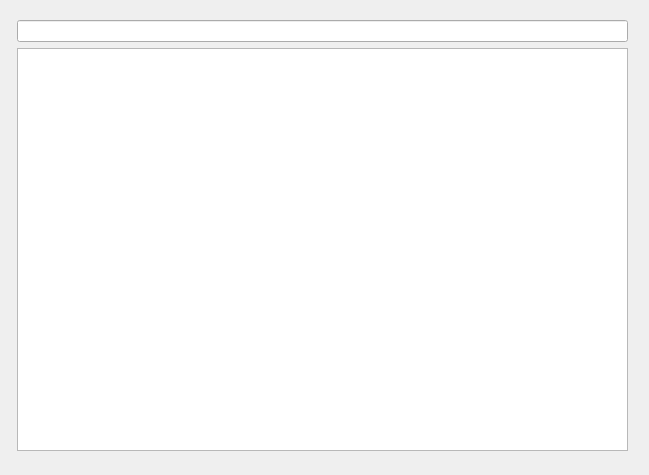
Qt form GUI/mctdhTree.ui (pietiep/Qt-with-Python) before a commit.
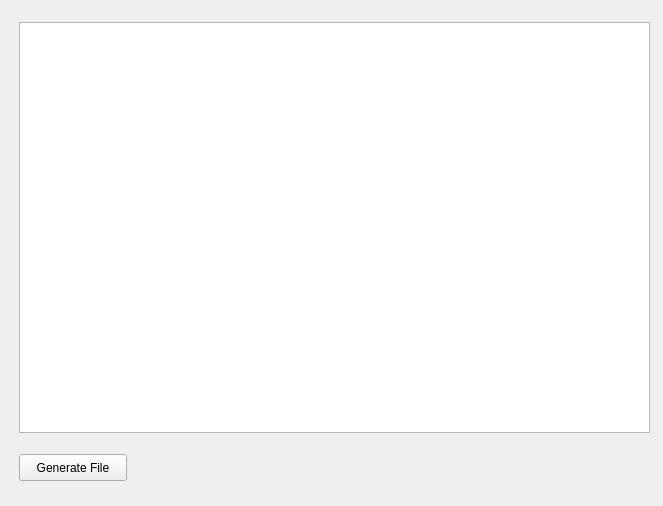
The same form after that commit.

Commit message: Output file generated by GUI

```diff
--- a/GUI/mctdhTree.ui
+++ b/GUI/mctdhTree.ui
@@ -6,31 +6,36 @@
    <rect>
     <x>0</x>
     <y>0</y>
-    <width>649</width>
-    <height>475</height>
+    <width>663</width>
+    <height>506</height>
    </rect>
   </property>
   <property name="windowTitle">
    <string>MainWindow</string>
   </property>
   <widget class="QWidget" name="uiCentralwidget">
-   <widget class="QWidget" name="">
+   <widget class="QPushButton" name="uiGenerateFile">
     <property name="geometry">
      <rect>
-      <x>17</x>
-      <y>20</y>
-      <width>611</width>
-      <height>431</height>
+      <x>19</x>
+      <y>454</y>
+      <width>108</width>
+      <height>27</height>
      </rect>
     </property>
-    <layout class="QVBoxLayout" name="verticalLayout">
-     <item>
-      <widget class="QLineEdit" name="uiTree"/>
-     </item>
-     <item>
-      <widget class="QTreeView" name="treeView"/>
-     </item>
-    </layout>
+    <property name="text">
+     <string>Generate File</string>
+    </property>
+   </widget>
+   <widget class="QTreeView" name="uiTree">
+    <property name="geometry">
+     <rect>
+      <x>19</x>
+      <y>22</y>
+      <width>631</width>
+      <height>411</height>
+     </rect>
+    </property>
    </widget>
   </widget>
  </widget>
```
The commit also changes 4 other files.
